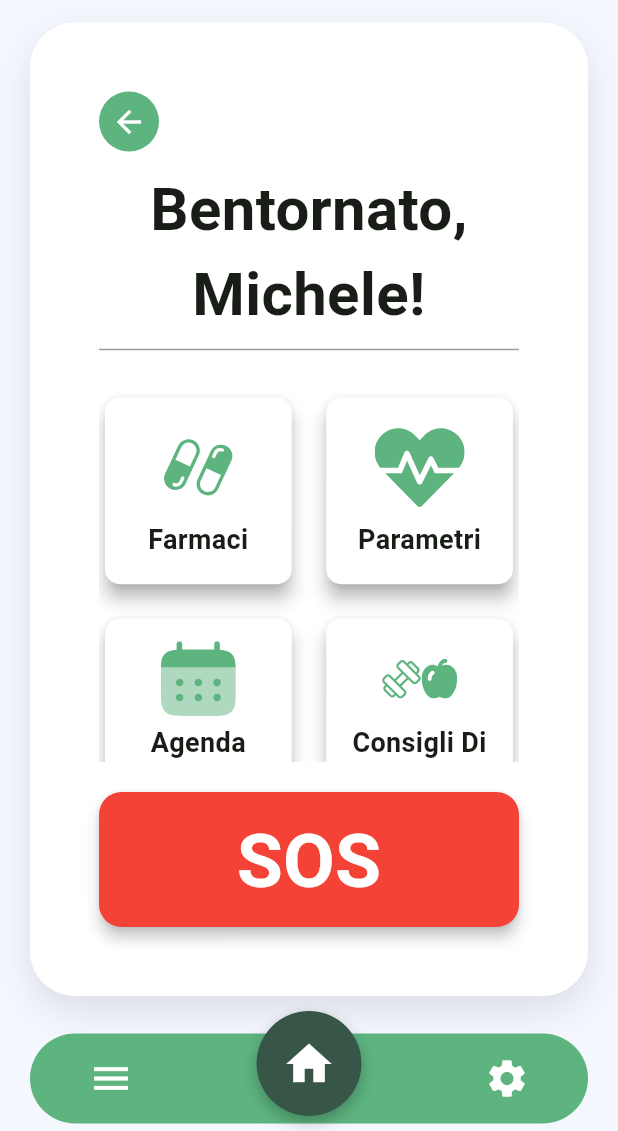
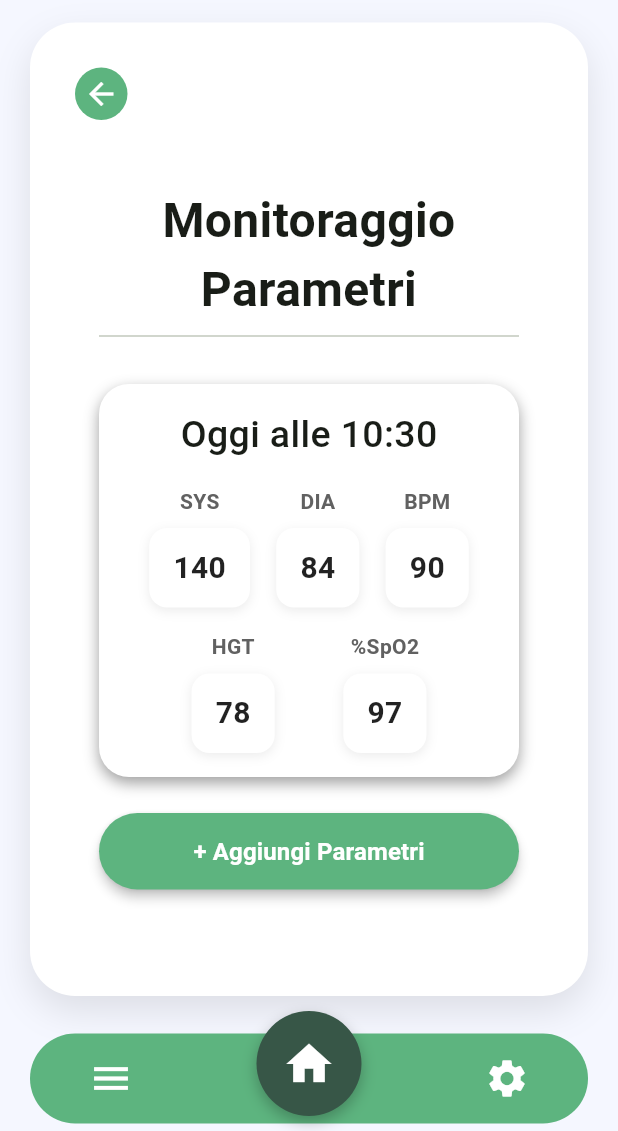
Before and after one commit to Lucacpt/WellYess, a Flutter app: the screen it shows after launch, after a tap on "Parametri", on a phone screen of 412 x 824 dp, the part 105-1236 px from its top. Run offline on Flutter 3.47's test engine with Material 3 defaults, Android fonts, the phone set to English and light mode, and no system bars; our stand-ins replace fl_chart, flutter_svg.

Commit message:
add: parameter monitoring page and relative widgets

```diff
--- a/wellyess/lib/screens/homepage.dart
+++ b/wellyess/lib/screens/homepage.dart
@@ -5,7 +5,8 @@ import '../widgets/sos_button.dart';
 import 'package:flutter_svg/flutter_svg.dart';
 import 'med_section.dart';
 import 'consigli_salute.dart';
-import 'sos.dart'; // <-- IMPORTA LA SCHERMATA DI EMERGENZA
+import 'sos.dart';
+import 'monitoring_section.dart';
 
 class HomePage extends StatelessWidget {
   const HomePage({super.key});
@@ -83,7 +84,12 @@ class HomePage extends StatelessWidget {
                       colorFilter: ColorFilter.mode(const Color(0xFF5DB47F), BlendMode.srcIn),
                     ),
                     label: "Parametri",
-                    onTap: () {},
+                    onTap: () {
+                       Navigator.push(
+                        context,
+                        MaterialPageRoute(builder: (context) => const MonitoraggioParametriPage()),
+                      );
+                    },
                   ),
                   FeatureCard(
                     icon: SvgPicture.asset(
--- /dev/null
+++ b/wellyess/lib/screens/monitoring_section.dart
@@ -0,0 +1,141 @@
+import 'package:flutter/material.dart';
+import 'package:fl_chart/fl_chart.dart'; // Per FlSpot
+import 'package:wellyess/widgets/base_layout.dart';
+import 'package:wellyess/widgets/custom_main_button.dart';
+import 'package:wellyess/widgets/parameters_card.dart';
+import 'package:wellyess/widgets/pressure_chart.dart';
+import 'package:wellyess/widgets/glucose_chart.dart';
+import 'package:wellyess/widgets/oxygen_chart.dart';
+
+class MonitoraggioParametriPage extends StatelessWidget {
+  const MonitoraggioParametriPage({super.key});
+
+  @override
+  Widget build(BuildContext context) {
+    // Dati fittizi di esempio per grafici (FlSpot(x, y))
+    final List<FlSpot> diaData = [
+      FlSpot(0, 80),
+      FlSpot(1, 82),
+      FlSpot(2, 78),
+      FlSpot(3, 85),
+      FlSpot(4, 84),
+    ];
+    final List<FlSpot> sysData = [
+      FlSpot(0, 130),
+      FlSpot(1, 135),
+      FlSpot(2, 138),
+      FlSpot(3, 140),
+      FlSpot(4, 142),
+    ];
+    final List<FlSpot> bpmData = [
+      FlSpot(0, 75),
+      FlSpot(1, 78),
+      FlSpot(2, 80),
+      FlSpot(3, 85),
+      FlSpot(4, 90),
+    ];
+
+    final List<FlSpot> hgtData = [
+      FlSpot(0, 70),
+      FlSpot(1, 72),
+      FlSpot(2, 75),
+      FlSpot(3, 78),
+      FlSpot(4, 78),
+    ];
+
+    final List<FlSpot> spo2Data = [
+      FlSpot(0, 95),
+      FlSpot(1, 96),
+      FlSpot(2, 97),
+      FlSpot(3, 98),
+      FlSpot(4, 97),
+    ];
+
+    return BaseLayout(
+      onBackPressed: () => Navigator.pop(context),
+      child: SingleChildScrollView(
+        padding: const EdgeInsets.symmetric(horizontal: 16, vertical: 24),
+        child: Column(
+          crossAxisAlignment: CrossAxisAlignment.stretch,
+          children: [
+            const Align(
+              alignment: Alignment.center,
+              child: Text(
+                'Monitoraggio Parametri',
+                style: TextStyle(fontSize: 32, fontWeight: FontWeight.bold),
+                textAlign: TextAlign.center
+              ),
+            ),
+
+            const Divider(),
+            const SizedBox(height: 24),
+
+            TodayParametersCard(
+              time: const TimeOfDay(hour: 10, minute: 30),
+              sys: 140,
+              dia: 84,
+              bpm: 90,
+              hgt: 78,
+              spo2: 97,
+            ),
+
+            const SizedBox(height: 24),
+
+            CustomMainButton(
+              text: '+ Aggiungi Parametri',
+              color: const Color(0xFF5DB47F),
+              onTap: () {
+                // TODO: implementa la funzione
+              },
+            ),
+
+            const SizedBox(height: 24),
+
+            Row(
+              mainAxisAlignment: MainAxisAlignment.center,
+              children: [
+                Container(
+                  padding: const EdgeInsets.all(10),
+                  child: const Icon(Icons.keyboard_arrow_down, size: 28, color: Colors.black87),
+                ),
+                const SizedBox(width: 10),
+                const Text(
+                  'Scorri per vedere lo storico',
+                  style: TextStyle(fontSize: 16, color: Colors.grey),
+                ),
+              ],
+            ),
+
+            const SizedBox(height: 24),
+            const Divider(),
+            const SizedBox(height: 24),
+
+            const Text(
+              'Storico',
+              style: TextStyle(fontSize: 23, fontWeight: FontWeight.bold),
+              textAlign: TextAlign.left,
+            ),
+
+            const SizedBox(height: 16),
+
+
+
+            PressureChart(
+              diaData: diaData,
+              sysData: sysData,
+              bpmData: bpmData,
+            ),
+
+            const SizedBox(height: 20),
+
+            GlucoseChart(hgtData: hgtData),
+
+            const SizedBox(height: 20),
+
+            OxygenChart(spo2Data: spo2Data),
+          ],
+        ),
+      ),
+    );
+  }
+}
--- /dev/null
+++ b/wellyess/lib/widgets/glucose_chart.dart
@@ -0,0 +1,68 @@
+import 'package:fl_chart/fl_chart.dart';
+import 'package:flutter/material.dart';
+
+class GlucoseChart extends StatelessWidget {
+  final List<FlSpot> hgtData;
+
+  const GlucoseChart({super.key, required this.hgtData});
+
+  @override
+  Widget build(BuildContext context) {
+    return _buildCard(
+      title: 'Glicemia',
+      iconPath: 'assets/images/glycemia.png',
+      line: LineChartBarData(
+        spots: hgtData,
+        isCurved: true,
+        barWidth: 2,
+        color: const Color(0xFFCC9900), // ocra
+        dotData: FlDotData(show: false),
+      ),
+    );
+  }
+
+  Widget _buildCard({
+    required String title,
+    required String iconPath,
+    required LineChartBarData line,
+  }) {
+    return Card(
+      margin: const EdgeInsets.symmetric(vertical: 12),
+      shape: RoundedRectangleBorder(borderRadius: BorderRadius.circular(16)),
+      elevation: 4,
+      child: Padding(
+        padding: const EdgeInsets.all(16),
+        child: Column(
+          crossAxisAlignment: CrossAxisAlignment.start,
+          children: [
+            Row(
+              children: [
+                Image.asset(
+                  iconPath,
+                  width: 24,
+                  height: 24,
+                ),
+                const SizedBox(width: 8),
+                Text(
+                  title,
+                  style: const TextStyle(fontSize: 20, fontWeight: FontWeight.bold),
+                ),
+              ],
+            ),
+            const SizedBox(height: 12),
+            SizedBox(
+              height: 200,
+              child: LineChart(
+                LineChartData(
+                  titlesData: FlTitlesData(show: false),
+                  borderData: FlBorderData(show: false),
+                  lineBarsData: [line],
+                ),
+              ),
+            ),
+          ],
+        ),
+      ),
+    );
+  }
+}
--- /dev/null
+++ b/wellyess/lib/widgets/oxygen_chart.dart
@@ -0,0 +1,68 @@
+import 'package:fl_chart/fl_chart.dart';
+import 'package:flutter/material.dart';
+
+class OxygenChart extends StatelessWidget {
+  final List<FlSpot> spo2Data;
+
+  const OxygenChart({super.key, required this.spo2Data});
+
+  @override
+  Widget build(BuildContext context) {
+    return _buildCard(
+      title: 'Saturazione',
+      iconPath: 'assets/images/saturation.png',
+      line: LineChartBarData(
+        spots: spo2Data,
+        isCurved: true,
+        barWidth: 2,
+        color: Colors.blue.shade800, // blu reale
+        dotData: FlDotData(show: false),
+      ),
+    );
+  }
+
+  Widget _buildCard({
+    required String title,
+    required String iconPath,
+    required LineChartBarData line,
+  }) {
+    return Card(
+      margin: const EdgeInsets.symmetric(vertical: 12),
+      shape: RoundedRectangleBorder(borderRadius: BorderRadius.circular(16)),
+      elevation: 4,
+      child: Padding(
+        padding: const EdgeInsets.all(16),
+        child: Column(
+          crossAxisAlignment: CrossAxisAlignment.start,
+          children: [
+            Row(
+              children: [
+                Image.asset(
+                  iconPath,
+                  width: 24,
+                  height: 24,
+                ),
+                const SizedBox(width: 8),
+                Text(
+                  title,
+                  style: const TextStyle(fontSize: 20, fontWeight: FontWeight.bold),
+                ),
+              ],
+            ),
+            const SizedBox(height: 12),
+            SizedBox(
+              height: 200,
+              child: LineChart(
+                LineChartData(
+                  titlesData: FlTitlesData(show: false),
+                  borderData: FlBorderData(show: false),
+                  lineBarsData: [line],
+                ),
+              ),
+            ),
+          ],
+        ),
+      ),
+    );
+  }
+}
--- /dev/null
+++ b/wellyess/lib/widgets/parameter_value_box.dart
@@ -0,0 +1,51 @@
+import 'package:flutter/material.dart';
+
+class ParameterValueBox extends StatelessWidget {
+  final String label;
+  final String value;
+
+  const ParameterValueBox({
+    super.key,
+    required this.label,
+    required this.value,
+  });
+
+  @override
+  Widget build(BuildContext context) {
+    return Column(
+      children: [
+        Text(
+          label,
+          style: TextStyle(
+            fontWeight: FontWeight.w600,
+            color: Colors.grey[700],
+            fontSize: 14,
+          ),
+        ),
+        const SizedBox(height: 8),
+        Container(
+          padding: const EdgeInsets.symmetric(horizontal: 16, vertical: 12),
+          decoration: BoxDecoration(
+            color: Colors.white,
+            borderRadius: BorderRadius.circular(12),
+            boxShadow: [
+              BoxShadow(
+                color: Colors.grey.withOpacity(0.2),
+                blurRadius: 6,
+                offset: const Offset(0, 2),
+              ),
+            ],
+          ),
+          child: Text(
+            value,
+            style: const TextStyle(
+              fontSize: 20,
+              fontWeight: FontWeight.bold,
+              color: Colors.black87,
+            ),
+          ),
+        ),
+      ],
+    );
+  }
+}
--- /dev/null
+++ b/wellyess/lib/widgets/parameters_card.dart
@@ -0,0 +1,60 @@
+import 'package:flutter/material.dart';
+import 'parameter_value_box.dart';
+
+class TodayParametersCard extends StatelessWidget {
+  final TimeOfDay time;
+  final int sys, dia, bpm, hgt, spo2;
+
+  const TodayParametersCard({
+    super.key,
+    required this.time,
+    required this.sys,
+    required this.dia,
+    required this.bpm,
+    required this.hgt,
+    required this.spo2,
+  });
+
+  @override
+  Widget build(BuildContext context) {
+    final formattedTime = '${time.hour.toString().padLeft(2, '0')}:${time.minute.toString().padLeft(2, '0')}';
+
+    return Container(
+      padding: const EdgeInsets.all(16),
+      decoration: BoxDecoration(
+        color: Colors.white,
+        borderRadius: BorderRadius.circular(20),
+        boxShadow: const [
+          BoxShadow(
+            color: Colors.grey,
+            blurRadius: 8,
+            offset: Offset(0, 4),
+          )
+        ],
+      ),
+      child: Column(
+        children: [
+          Text('Oggi alle $formattedTime',
+              style: const TextStyle(fontSize: 25, fontWeight: FontWeight.w500)),
+          const SizedBox(height: 16),
+          Row(
+            mainAxisAlignment: MainAxisAlignment.spaceEvenly,
+            children: [
+              ParameterValueBox(label: 'SYS', value: sys.toString()),
+              ParameterValueBox(label: 'DIA', value: dia.toString()),
+              ParameterValueBox(label: 'BPM', value: bpm.toString()),
+            ],
+          ),
+          const SizedBox(height: 16),
+          Row(
+            mainAxisAlignment: MainAxisAlignment.spaceEvenly,
+            children: [
+              ParameterValueBox(label: 'HGT', value: hgt.toString()),
+              ParameterValueBox(label: '%SpO2', value: spo2.toString()),
+            ],
+          ),
+        ],
+      ),
+    );
+  }
+}
--- /dev/null
+++ b/wellyess/lib/widgets/pressure_chart.dart
@@ -0,0 +1,83 @@
+import 'package:fl_chart/fl_chart.dart';
+import 'package:flutter/material.dart';
+
+class PressureChart extends StatelessWidget {
+  final List<FlSpot> diaData;
+  final List<FlSpot> sysData;
+  final List<FlSpot> bpmData;
+
+  const PressureChart({
+    super.key,
+    required this.diaData,
+    required this.sysData,
+    required this.bpmData,
+  });
+
+  @override
+  Widget build(BuildContext context) {
+    return _buildCard(
+      title: 'Pressione',
+      iconPath: 'assets/images/pression.png',
+      lines: [
+        _buildLine(diaData, Colors.green, 'DIA'),
+        _buildLine(sysData, Colors.cyan, 'SYS'),
+        _buildLine(bpmData, Colors.red, 'BPM'),
+      ],
+    );
+  }
+
+  LineChartBarData _buildLine(List<FlSpot> data, Color color, String label) {
+    return LineChartBarData(
+      spots: data,
+      isCurved: true,
+      barWidth: 2,
+      color: color,
+      dotData: FlDotData(show: false),
+    );
+  }
+
+  Widget _buildCard({
+    required String title,
+    required String iconPath,
+    required List<LineChartBarData> lines,
+  }) {
+    return Card(
+      margin: const EdgeInsets.symmetric(vertical: 12),
+      shape: RoundedRectangleBorder(borderRadius: BorderRadius.circular(16)),
+      elevation: 4,
+      child: Padding(
+        padding: const EdgeInsets.all(16),
+        child: Column(
+          crossAxisAlignment: CrossAxisAlignment.start,
+          children: [
+            Row(
+              children: [
+                Image.asset(
+                  iconPath,
+                  width: 24,
+                  height: 24,
+                ),
+                const SizedBox(width: 8),
+                Text(
+                  title,
+                  style: const TextStyle(fontSize: 20, fontWeight: FontWeight.bold),
+                ),
+              ],
+            ),
+            const SizedBox(height: 12),
+            SizedBox(
+              height: 200,
+              child: LineChart(
+                LineChartData(
+                  titlesData: FlTitlesData(show: false),
+                  borderData: FlBorderData(show: false),
+                  lineBarsData: lines,
+                ),
+              ),
+            ),
+          ],
+        ),
+      ),
+    );
+  }
+}
--- a/wellyess/pubspec.yaml
+++ b/wellyess/pubspec.yaml
@@ -20,6 +20,8 @@ dependencies:
   # Svg support dependencies
   flutter_svg: ^2.1.0  # Aggiunto per supportare SVG
 
+  # Line Chart dependencies
+  fl_chart: ^0.66.0  # o la versione più recente disponibile
 
 dev_dependencies:
   flutter_test:
```
Also changed, not shown: wellyess/assets/images/glycemia.png (added), wellyess/assets/images/pression.png (added), wellyess/assets/images/saturation.png (added), wellyess/pubspec.lock.
